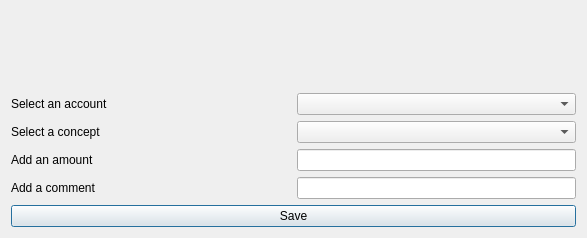
turulomio/xulpymoney, file ui/frmAccountOperationsAdd.ui: the form before one commit.
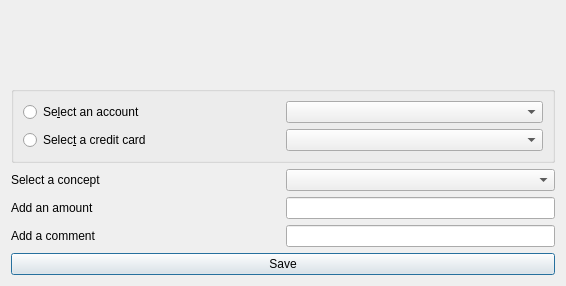
The form after the commit. Icons and pictures are not drawn. Custom widgets are drawn as their Qt base class.

Commit message: Improved frmAccountAperation dialog. Asked in ticket [#173]

Diff of the .ui file:
```diff
--- a/ui/frmAccountOperationsAdd.ui
+++ b/ui/frmAccountOperationsAdd.ui
@@ -9,8 +9,8 @@
    <rect>
     <x>0</x>
     <y>0</y>
-    <width>587</width>
-    <height>238</height>
+    <width>566</width>
+    <height>286</height>
    </rect>
   </property>
   <property name="windowTitle">
@@ -47,11 +47,17 @@
       <widget class="wdgDatetime" name="wdgDT" native="true"/>
      </item>
      <item>
+      <widget class="QGroupBox" name="groupBox">
+       <property name="title">
+        <string/>
+       </property>
+       <layout class="QVBoxLayout" name="verticalLayout_3">
+        <item>
       <layout class="QHBoxLayout" name="horizontalLayout_5">
        <item>
-        <widget class="QLabel" name="label_5">
+           <widget class="QRadioButton" name="radAccounts">
          <property name="text">
-          <string>Select an account</string>
+             <string>Se&amp;lect an account</string>
          </property>
         </widget>
        </item>
@@ -61,6 +67,23 @@
       </layout>
      </item>
      <item>
+         <layout class="QHBoxLayout" name="horizontalLayout_6">
+          <item>
+           <widget class="QRadioButton" name="radCreditCards">
+            <property name="text">
+             <string>Selec&amp;t a credit card</string>
+            </property>
+           </widget>
+          </item>
+          <item>
+           <widget class="QComboBox" name="cmbCreditCards"/>
+          </item>
+         </layout>
+        </item>
+       </layout>
+      </widget>
+     </item>
+     <item>
       <layout class="QHBoxLayout" name="horizontalLayout_3">
        <item>
         <widget class="QLabel" name="label_2">
```
Left out of the diff: 35 changed lines with no effect on the pictures. Lines whose indentation alone changed are shown as unchanged. The commit also changes 6 other files.
